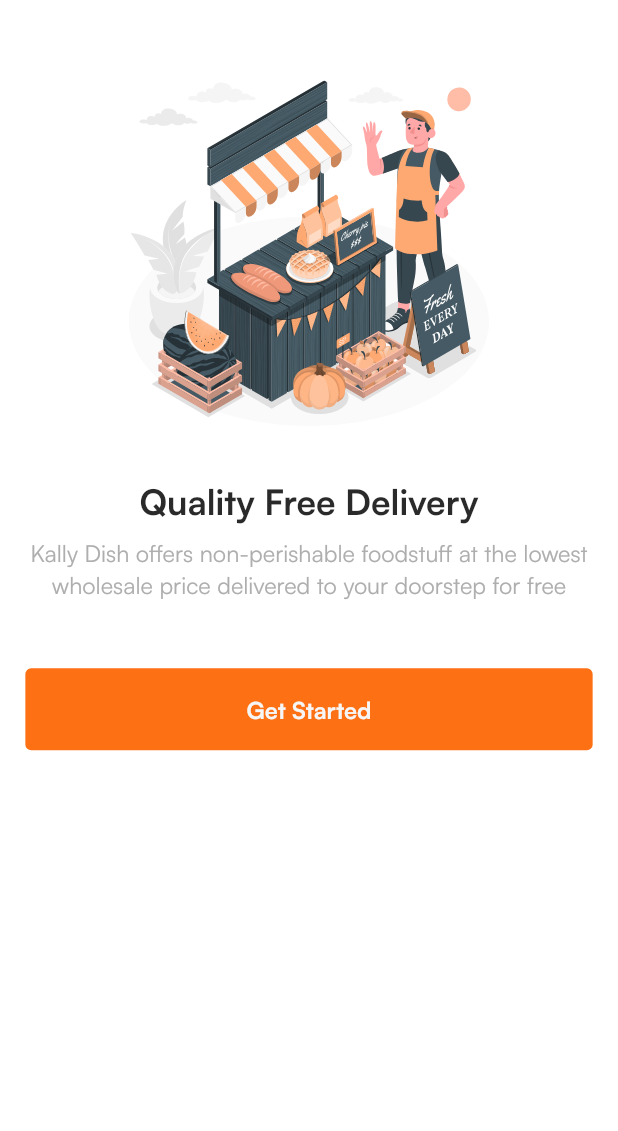
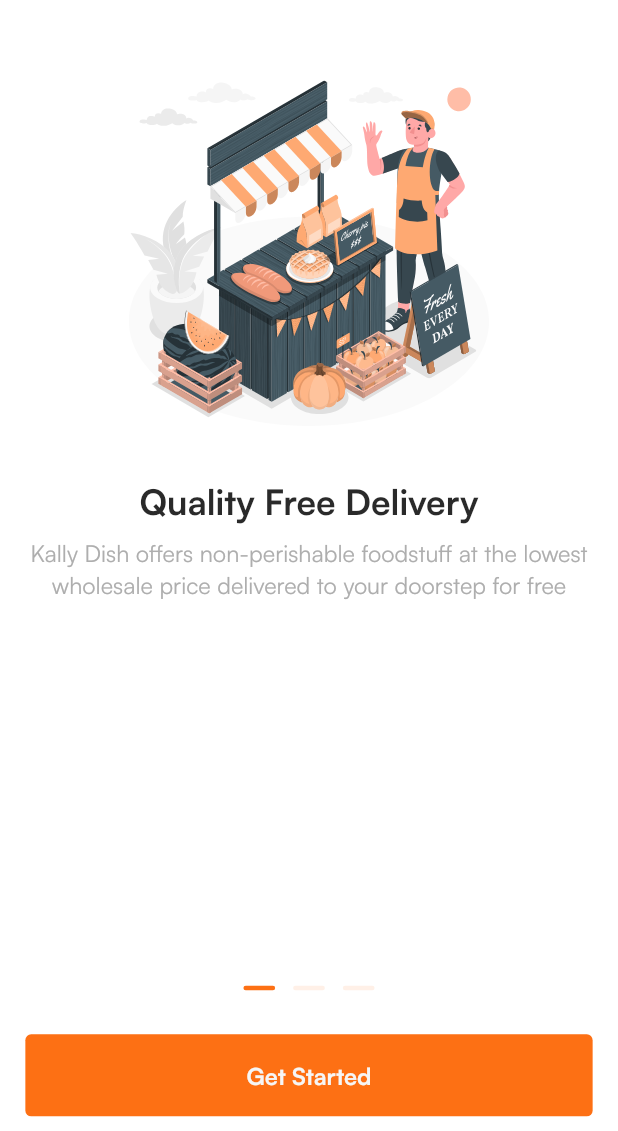
Before and after one commit to moak13/recipe_app, a Flutter app: the screen it shows after launch, on a phone screen of 412 x 824 dp, the part 105-1236 px from its top. Run offline on Flutter 3.47's test engine with Material 2 defaults, Android fonts, the phone set to English and light mode, and no system bars; drawn by our look-alikes of dots_indicator; our stand-ins replace flutter_screenutil, flutter_svg, stacked, stacked_services, stacked_shared.

Commit message:
feat: onboard phase two

```diff
--- a/lib/ui/views/onboarding/onboarding_view.dart
+++ b/lib/ui/views/onboarding/onboarding_view.dart
@@ -3,6 +3,7 @@ import 'package:flutter_screenutil/flutter_screenutil.dart';
 import 'package:receipe_app/generated/l10n.dart';
 import 'package:receipe_app/ui/common/app_images.dart';
 import 'package:receipe_app/ui/common/ui_helpers.dart';
+import 'package:receipe_app/ui/views/onboarding/widgets/dot_widget.dart';
 import 'package:receipe_app/ui/views/onboarding/widgets/slider_content.dart';
 import 'package:receipe_app/ui/widgets/common/primary_button/primary_button.dart';
 import 'package:stacked/stacked.dart';
@@ -41,6 +42,11 @@ class OnboardingView extends StackedView<OnboardingViewModel> {
                 itemCount: viewModel.sliderItems.length,
               ),
             ),
+            const Spacer(),
+            DotWidget(
+              index: viewModel.currentIndex,
+              length: viewModel.sliderItems.length,
+            ),
             SizedBox(
               height: 24.h,
             ),
@@ -50,6 +56,9 @@ class OnboardingView extends StackedView<OnboardingViewModel> {
                 buttonText: S.current.get_started,
                 onTap: viewModel.getStarted,
               ),
+            ),
+            SizedBox(
+              height: 10.h,
             ),
           ],
         ),
--- /dev/null
+++ b/lib/ui/views/onboarding/widgets/dot_widget.dart
@@ -0,0 +1,28 @@
+import 'package:dots_indicator/dots_indicator.dart';
+import 'package:flutter/material.dart';
+import 'package:flutter_screenutil/flutter_screenutil.dart';
+
+class DotWidget extends StatelessWidget {
+  final int index;
+  final int length;
+  const DotWidget({super.key, required this.index, required this.length});
+
+  @override
+  Widget build(BuildContext context) {
+    ThemeData theme = Theme.of(context);
+
+    return DotsIndicator(
+      dotsCount: length,
+      position: index,
+      decorator: DotsDecorator(
+        color: theme.primaryColor.withOpacity(0.1),
+        activeColor: theme.primaryColor,
+        size: Size(20.w, 3.h),
+        activeSize: Size(20.w, 3.h),
+        shape: RoundedRectangleBorder(borderRadius: BorderRadius.circular(5.0)),
+        activeShape:
+            RoundedRectangleBorder(borderRadius: BorderRadius.circular(5.0)),
+      ),
+    );
+  }
+}
```
Also changed, not shown: pubspec.lock, 2 other files.
